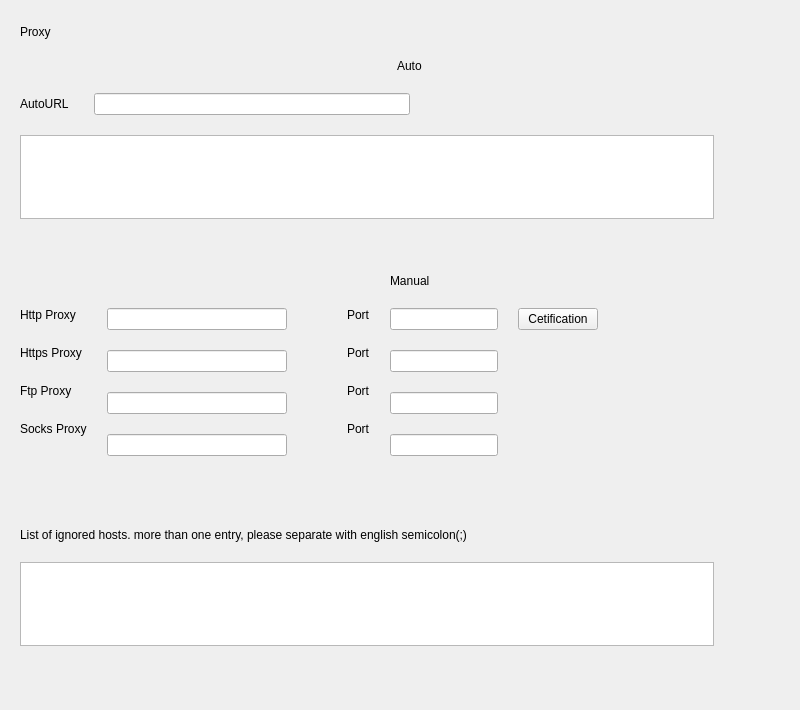
The window that plugins/network/proxy/proxy.ui (ukui/ukui-control-center) describes before a commit, drawn with Qt 5.
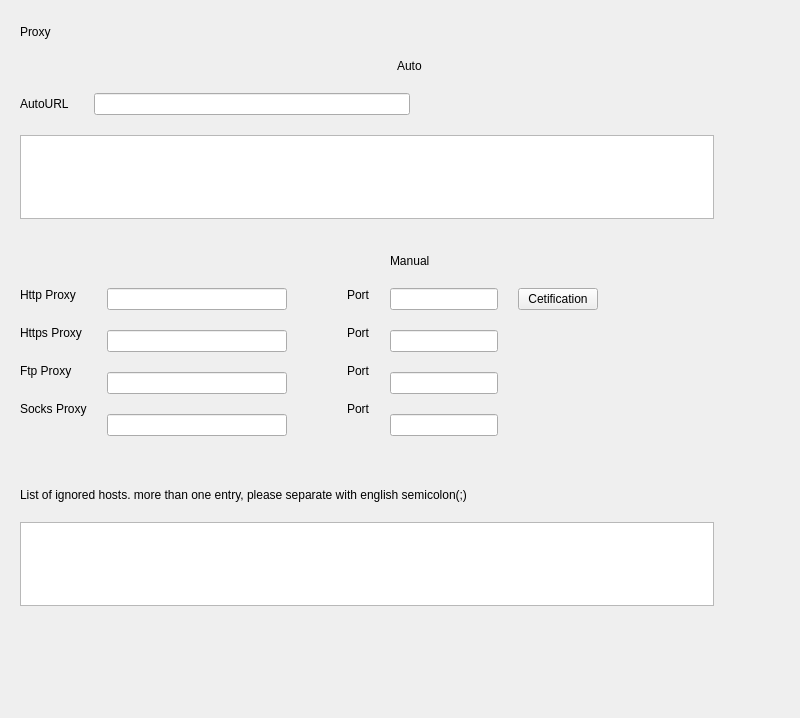
The same window after the commit.

The edit to the form file:
```diff
--- a/plugins/network/proxy/proxy.ui
+++ b/plugins/network/proxy/proxy.ui
@@ -7,7 +7,7 @@
     <x>0</x>
     <y>0</y>
     <width>800</width>
-    <height>710</height>
+    <height>718</height>
    </rect>
   </property>
   <property name="minimumSize">
@@ -219,7 +219,7 @@
          <property name="sizeHint" stdset="0">
           <size>
            <width>20</width>
-           <height>35</height>
+           <height>15</height>
           </size>
          </property>
         </spacer>
@@ -254,13 +254,13 @@
            <property name="minimumSize">
             <size>
              <width>0</width>
-             <height>200</height>
+             <height>180</height>
             </size>
            </property>
            <property name="maximumSize">
             <size>
              <width>16777215</width>
-             <height>200</height>
+             <height>180</height>
             </size>
            </property>
            <layout class="QHBoxLayout" name="horizontalLayout_7">
```
Left out of the diff: 2 changed lines with no effect on the pictures.
